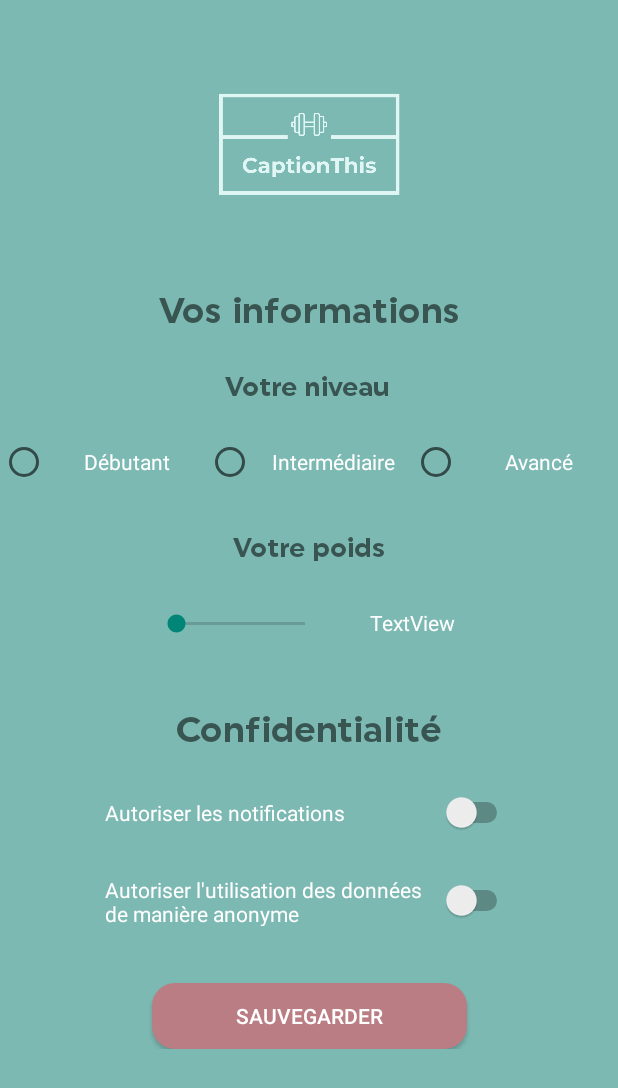
After one commit to MagicFame/CaptionThis, an Android app: the Settings screen opened directly, with no data from a screen before it, on a phone screen of 412 x 824 dp. The commit adds this screen. Shown: the top 1088 px of the screen. Run offline under Robolectric (Android 15) with nearby library versions, the phone set to English and light mode, and no system bars; 5 statements that could not run were skipped.

Commit message:
Final commit

```diff
--- /dev/null
+++ b/app/src/main/java/com/magicfame/captionthis/Settings.java
@@ -0,0 +1,98 @@
+package com.magicfame.captionthis;
+
+import android.app.Activity;
+import android.content.Intent;
+import android.os.Bundle;
+import android.view.View;
+import android.widget.RadioGroup;
+import android.widget.SeekBar;
+import android.widget.Switch;
+import android.widget.TextView;
+
+import androidx.appcompat.app.AppCompatActivity;
+
+public class Settings extends AppCompatActivity {
+
+    User u;
+    @Override
+    protected void onCreate(Bundle savedInstanceState){
+        super.onCreate(savedInstanceState);
+        u = (User) getIntent().getSerializableExtra("User");
+        setContentView(R.layout.settings);
+        updateDataOnLayout();
+        addEvent();
+    }
+
+    protected  void updateDataOnLayout(){
+        RadioGroup radioGroup = findViewById(R.id.radioGroup);
+        if(u.getNiveau() != 0){
+            if(u.getNiveau() == 1){
+                radioGroup.check(R.id.radioButton3);
+            } else if(u.getNiveau() == 2){
+                radioGroup.check(R.id.radioButton4);
+            } else {
+                radioGroup.check(R.id.radioButton5);
+            }
+        }
+
+        ((Switch)findViewById(R.id.switch1)).setChecked(u.isNotifications());
+        ((Switch)findViewById(R.id.switch2)).setChecked(u.isDonnes());
+
+        ((SeekBar)findViewById(R.id.seekBar)).setProgress(u.getPoids());
+        ((TextView)findViewById(R.id.textView19)).setText(String.valueOf(u.getPoids()));
+
+
+    }
+
+    protected void addEvent() {
+        findViewById(R.id.button5).setOnClickListener(new View.OnClickListener() {
+            @Override
+            public void onClick(View view) {
+                save();
+                Intent returnIntent = new Intent();
+                returnIntent.putExtra("User", u);
+                setResult(Activity.RESULT_OK, returnIntent);
+                finish();
+            }
+        });
+
+        ((SeekBar)findViewById(R.id.seekBar)).setOnSeekBarChangeListener(new SeekBar.OnSeekBarChangeListener() {
+            @Override
+            public void onProgressChanged(SeekBar seekBar, int i, boolean b) {
+                ((TextView)findViewById(R.id.textView19)).setText(String.valueOf(i));
+            }
+
+            @Override
+            public void onStartTrackingTouch(SeekBar seekBar) {
+
+            }
+
+            @Override
+            public void onStopTrackingTouch(SeekBar seekBar) {
+
+            }
+        });
+    }
+
+    protected void save(){
+        RadioGroup radioGroup = findViewById(R.id.radioGroup);
+        if(radioGroup.getCheckedRadioButtonId() != -1){
+            switch(radioGroup.getCheckedRadioButtonId()){
+                case R.id.radioButton3:
+                    u.setNiveau(1);
+                    break;
+                case R.id.radioButton4:
+                    u.setNiveau(2);
+                    break;
+                case R.id.radioButton5:
+                    u.setNiveau(3);
+                    break;
+            }
+        }
+
+        u.setNotifications(((Switch)findViewById(R.id.switch1)).isChecked());
+        u.setDonnes(((Switch)findViewById(R.id.switch2)).isChecked());
+
+        u.setPoids(((SeekBar)findViewById(R.id.seekBar)).getProgress());
+    }
+}
--- /dev/null
+++ b/app/src/main/res/layout/settings.xml
@@ -0,0 +1,172 @@
+<?xml version="1.0" encoding="utf-8"?>
+<ScrollView xmlns:android="http://schemas.android.com/apk/res/android"
+    xmlns:tools="http://schemas.android.com/tools"
+    android:layout_width="fill_parent"
+    android:layout_height="fill_parent"
+    xmlns:app="http://schemas.android.com/apk/res-auto"
+    android:background="@color/blueCaptionThis">
+
+    <androidx.constraintlayout.widget.ConstraintLayout
+        android:layout_width="match_parent"
+        android:layout_height="wrap_content">
+
+        <ImageView
+            android:id="@+id/imageView11"
+            android:layout_width="match_parent"
+            android:layout_height="192dp"
+            android:adjustViewBounds="true"
+            android:background="@color/blueCaptionThis"
+            android:contentDescription="@string/logo"
+            app:layout_constraintEnd_toEndOf="parent"
+            app:layout_constraintStart_toStartOf="parent"
+            app:layout_constraintTop_toTopOf="parent"
+            app:srcCompat="@drawable/logo" />
+
+        <SeekBar
+            android:id="@+id/seekBar"
+            android:layout_width="118dp"
+            android:layout_height="34dp"
+            android:layout_marginTop="24dp"
+            android:max="120"
+            app:layout_constraintEnd_toEndOf="parent"
+            app:layout_constraintHorizontal_bias="0.344"
+            app:layout_constraintStart_toStartOf="parent"
+            app:layout_constraintTop_toBottomOf="@+id/textView18" />
+
+        <Switch
+            android:id="@+id/switch1"
+            android:layout_width="272dp"
+            android:layout_height="27dp"
+            android:layout_marginTop="28dp"
+            android:text="Autoriser les notifications"
+            android:textColor="#FFFFFF"
+            app:layout_constraintEnd_toEndOf="parent"
+            app:layout_constraintStart_toStartOf="parent"
+            app:layout_constraintTop_toBottomOf="@+id/textView15" />
+
+        <Switch
+            android:id="@+id/switch2"
+            android:layout_width="272dp"
+            android:layout_height="34dp"
+            android:layout_marginStart="32dp"
+            android:layout_marginTop="28dp"
+            android:layout_marginEnd="32dp"
+            android:text="Autoriser l'utilisation des données de manière anonyme"
+            android:textColor="#FFFFFF"
+            app:layout_constraintEnd_toEndOf="parent"
+            app:layout_constraintStart_toStartOf="parent"
+            app:layout_constraintTop_toBottomOf="@+id/switch1" />
+
+        <TextView
+            android:id="@+id/textView14"
+            android:layout_width="wrap_content"
+            android:layout_height="wrap_content"
+            android:layout_marginTop="26dp"
+            android:fontFamily="@font/uniform"
+            android:text="Votre niveau"
+            android:textSize="18sp"
+            app:layout_constraintEnd_toEndOf="parent"
+            app:layout_constraintHorizontal_bias="0.498"
+            app:layout_constraintStart_toStartOf="parent"
+            app:layout_constraintTop_toBottomOf="@+id/textView16" />
+
+        <TextView
+            android:id="@+id/textView18"
+            android:layout_width="wrap_content"
+            android:layout_height="wrap_content"
+            android:layout_marginTop="26dp"
+            android:fontFamily="@font/uniform"
+            android:text="Votre poids"
+            android:textSize="18sp"
+            app:layout_constraintEnd_toEndOf="parent"
+            app:layout_constraintStart_toStartOf="parent"
+            app:layout_constraintTop_toBottomOf="@+id/radioGroup" />
+
+        <TextView
+            android:id="@+id/textView15"
+            android:layout_width="wrap_content"
+            android:layout_height="wrap_content"
+            android:layout_marginTop="38dp"
+            android:fontFamily="@font/uniform"
+            android:text="Confidentialité"
+            android:textSize="24sp"
+            app:layout_constraintEnd_toEndOf="parent"
+            app:layout_constraintStart_toStartOf="parent"
+            app:layout_constraintTop_toBottomOf="@+id/seekBar" />
+
+        <TextView
+            android:id="@+id/textView16"
+            android:layout_width="wrap_content"
+            android:layout_height="wrap_content"
+            android:fontFamily="@font/uniform"
+            android:text="Vos informations"
+            android:textSize="24sp"
+            app:layout_constraintEnd_toEndOf="parent"
+            app:layout_constraintStart_toStartOf="parent"
+            app:layout_constraintTop_toBottomOf="@+id/imageView11" />
+
+        <Button
+            android:id="@+id/button5"
+            android:layout_width="210dp"
+            android:layout_height="44dp"
+            android:layout_marginTop="38dp"
+            android:background="@drawable/button_background"
+            android:text="Sauvegarder"
+            android:textColor="#FFFFFF"
+            app:layout_constraintEnd_toEndOf="parent"
+            app:layout_constraintStart_toStartOf="parent"
+            app:layout_constraintTop_toBottomOf="@+id/switch2" />
+
+        <RadioGroup
+            android:id="@+id/radioGroup"
+            android:layout_width="0dp"
+            android:layout_height="36dp"
+            android:layout_marginTop="24dp"
+            android:gravity="center_horizontal"
+            android:orientation="horizontal"
+            app:layout_constraintEnd_toEndOf="parent"
+            app:layout_constraintStart_toStartOf="parent"
+            app:layout_constraintTop_toBottomOf="@+id/textView14">
+
+            <RadioButton
+                android:id="@+id/radioButton3"
+                android:layout_width="match_parent"
+                android:layout_height="wrap_content"
+                android:layout_weight="1"
+                android:gravity="center"
+                android:text="Débutant"
+                android:textColor="#FFFFFF" />
+
+            <RadioButton
+                android:id="@+id/radioButton4"
+                android:layout_width="match_parent"
+                android:layout_height="wrap_content"
+                android:layout_weight="1"
+                android:gravity="center"
+                android:text="Intermédiaire"
+                android:textColor="#FFFFFF" />
+
+            <RadioButton
+                android:id="@+id/radioButton5"
+                android:layout_width="match_parent"
+                android:layout_height="wrap_content"
+                android:layout_weight="1"
+                android:gravity="center"
+                android:text="Avancé"
+                android:textColor="#FFFFFF" />
+        </RadioGroup>
+
+        <TextView
+            android:id="@+id/textView19"
+            android:layout_width="wrap_content"
+            android:layout_height="wrap_content"
+            android:layout_marginTop="30dp"
+            android:text="TextView"
+            android:textColor="#FFFFFF"
+            app:layout_constraintEnd_toEndOf="parent"
+            app:layout_constraintHorizontal_bias="0.203"
+            app:layout_constraintStart_toEndOf="@+id/seekBar"
+            app:layout_constraintTop_toBottomOf="@+id/textView18" />
+
+    </androidx.constraintlayout.widget.ConstraintLayout>
+</ScrollView>
```
Also changed, not shown: app/src/main/AndroidManifest.xml (+7 -6 lines), app/src/main/java/com/magicfame/captionthis/HomeActivity.java (+16 -0 lines), app/src/main/java/com/magicfame/captionthis/User.java (+40 -0 lines), app/src/main/res/layout/profile.xml (+4 -4 lines).
